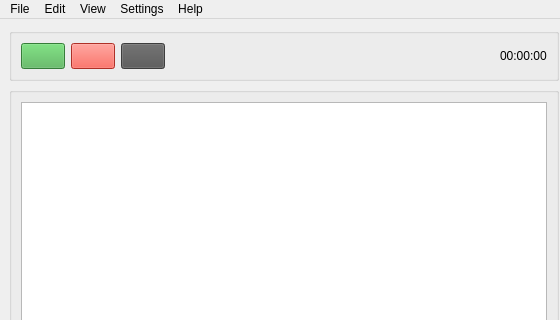
Before: the Qt Designer form ui/forms/fmHFarm.ui in daichaoonline/_fMain, drawn with Qt 5; both pictures show x 0 to 560 and y 0 to 320 of the 1100 by 650 pixel window.
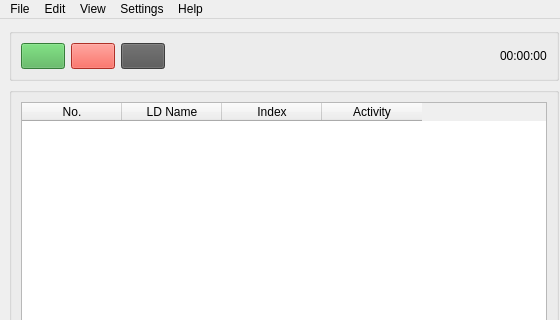
After: the same form once the commit is applied.

What changed in the file:
```diff
--- a/ui/forms/fmHFarm.ui
+++ b/ui/forms/fmHFarm.ui
@@ -89,6 +89,26 @@
              <property name="selectionBehavior">
               <enum>QAbstractItemView::SelectRows</enum>
              </property>
+             <column>
+              <property name="text">
+               <string>No.</string>
+              </property>
+             </column>
+             <column>
+              <property name="text">
+               <string>LD Name</string>
+              </property>
+             </column>
+             <column>
+              <property name="text">
+               <string>Index</string>
+              </property>
+             </column>
+             <column>
+              <property name="text">
+               <string>Activity</string>
+              </property>
+             </column>
             </widget>
            </item>
            <item>
```
